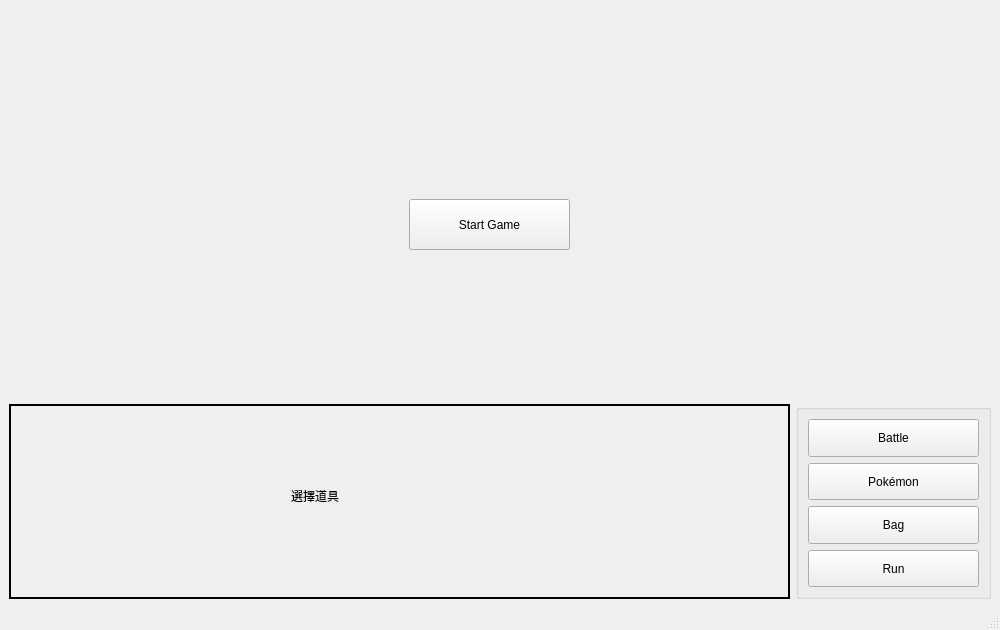
Qt form project/gamemainwindow.ui (jeang-bo-yuan/NTUST-OOP-Project3-Pokemon) before a commit.
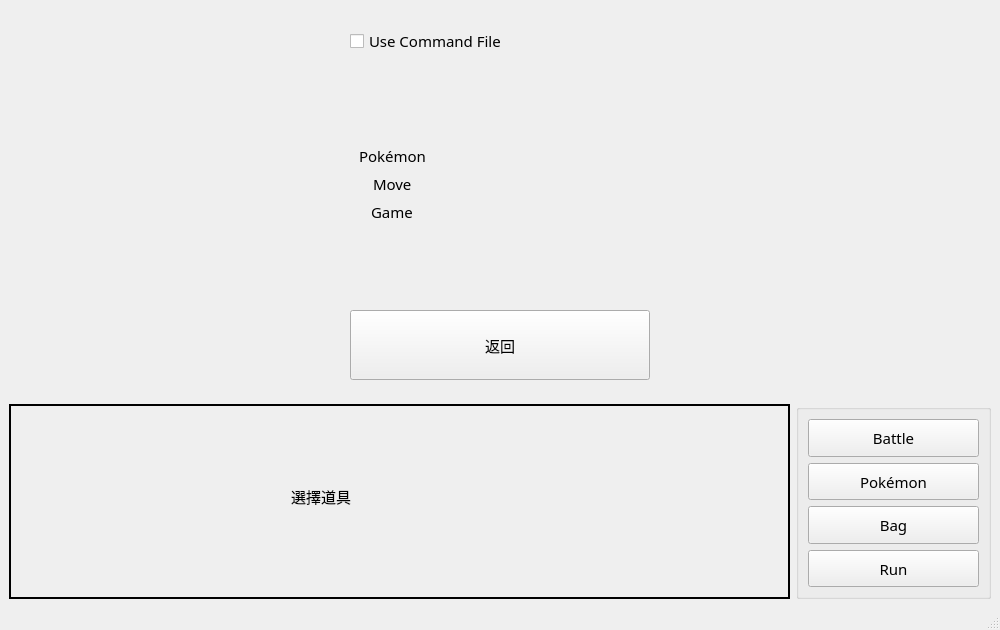
The same form after that commit. The open tabs and pages were chosen to show the change. Custom widgets are drawn as their Qt base class.

Patch:
```diff
--- a/project/gamemainwindow.ui
+++ b/project/gamemainwindow.ui
@@ -20,6 +20,13 @@
    <string>GameMainWindow</string>
   </property>
   <widget class="QWidget" name="centralwidget">
+   <property name="font">
+    <font>
+     <family>Source Code Pro</family>
+     <pointsize>11</pointsize>
+     <bold>false</bold>
+    </font>
+   </property>
    <layout class="QVBoxLayout" name="verticalLayout" stretch="2,1">
     <item>
      <widget class="QStackedWidget" name="mainStack">
@@ -27,19 +34,190 @@
        <number>0</number>
       </property>
       <widget class="QWidget" name="pregame">
-       <widget class="QPushButton" name="buttonStartGame">
-        <property name="geometry">
-         <rect>
-          <x>400</x>
-          <y>190</y>
-          <width>161</width>
-          <height>51</height>
-         </rect>
-        </property>
-        <property name="text">
-         <string>Start Game</string>
-        </property>
-       </widget>
+       <layout class="QHBoxLayout" name="horizontalLayout_4" stretch="1,1,1">
+        <item>
+         <widget class="QWidget" name="widget" native="true"/>
+        </item>
+        <item>
+         <widget class="QStackedWidget" name="settingStack">
+          <property name="sizePolicy">
+           <sizepolicy hsizetype="Preferred" vsizetype="Preferred">
+            <horstretch>0</horstretch>
+            <verstretch>0</verstretch>
+           </sizepolicy>
+          </property>
+          <property name="currentIndex">
+           <number>0</number>
+          </property>
+          <widget class="QWidget" name="pageInit">
+           <layout class="QVBoxLayout" name="verticalLayout_4">
+            <item>
+             <widget class="QPushButton" name="buttonSetting">
+              <property name="sizePolicy">
+               <sizepolicy hsizetype="Minimum" vsizetype="Preferred">
+                <horstretch>0</horstretch>
+                <verstretch>0</verstretch>
+               </sizepolicy>
+              </property>
+              <property name="maximumSize">
+               <size>
+                <width>16777215</width>
+                <height>70</height>
+               </size>
+              </property>
+              <property name="text">
+               <string>選單</string>
+              </property>
+             </widget>
+            </item>
+            <item>
+             <widget class="QPushButton" name="buttonStartGame">
+              <property name="sizePolicy">
+               <sizepolicy hsizetype="Minimum" vsizetype="Preferred">
+                <horstretch>0</horstretch>
+                <verstretch>0</verstretch>
+               </sizepolicy>
+              </property>
+              <property name="maximumSize">
+               <size>
+                <width>16777215</width>
+                <height>70</height>
+               </size>
+              </property>
+              <property name="text">
+               <string>Start Game</string>
+              </property>
+             </widget>
+            </item>
+           </layout>
+          </widget>
+          <widget class="QWidget" name="pageSetting">
+           <layout class="QVBoxLayout" name="verticalLayout_2" stretch="1,2,1">
+            <item>
+             <widget class="QCheckBox" name="checkBoxCmdFile">
+              <property name="sizePolicy">
+               <sizepolicy hsizetype="Minimum" vsizetype="Fixed">
+                <horstretch>0</horstretch>
+                <verstretch>0</verstretch>
+               </sizepolicy>
+              </property>
+              <property name="text">
+               <string>Use Command File</string>
+              </property>
+             </widget>
+            </item>
+            <item>
+             <widget class="QStackedWidget" name="fileStack">
+              <property name="frameShape">
+               <enum>QFrame::NoFrame</enum>
+              </property>
+              <property name="currentIndex">
+               <number>0</number>
+              </property>
+              <widget class="QWidget" name="pageFile1">
+               <layout class="QFormLayout" name="formLayout">
+                <property name="labelAlignment">
+                 <set>Qt::AlignBottom|Qt::AlignHCenter</set>
+                </property>
+                <property name="formAlignment">
+                 <set>Qt::AlignCenter</set>
+                </property>
+                <property name="topMargin">
+                 <number>11</number>
+                </property>
+                <item row="1" column="0">
+                 <widget class="QLabel" name="label_4">
+                  <property name="text">
+                   <string>Pokémon</string>
+                  </property>
+                  <property name="alignment">
+                   <set>Qt::AlignBottom|Qt::AlignLeading|Qt::AlignLeft</set>
+                  </property>
+                 </widget>
+                </item>
+                <item row="1" column="1">
+                 <widget class="FileSelecter" name="filePokemon" native="true"/>
+                </item>
+                <item row="2" column="0">
+                 <widget class="QLabel" name="label_5">
+                  <property name="text">
+                   <string>Move</string>
+                  </property>
+                  <property name="alignment">
+                   <set>Qt::AlignBottom|Qt::AlignLeading|Qt::AlignLeft</set>
+                  </property>
+                 </widget>
+                </item>
+                <item row="2" column="1">
+                 <widget class="FileSelecter" name="fileMove" native="true"/>
+                </item>
+                <item row="3" column="0">
+                 <widget class="QLabel" name="label_6">
+                  <property name="text">
+                   <string>Game</string>
+                  </property>
+                  <property name="alignment">
+                   <set>Qt::AlignBottom|Qt::AlignLeading|Qt::AlignLeft</set>
+                  </property>
+                 </widget>
+                </item>
+                <item row="3" column="1">
+                 <widget class="FileSelecter" name="fileGame" native="true"/>
+                </item>
+               </layout>
+              </widget>
+              <widget class="QWidget" name="pageFile2">
+               <layout class="QFormLayout" name="formLayout_2">
+                <property name="labelAlignment">
+                 <set>Qt::AlignBottom|Qt::AlignHCenter</set>
+                </property>
+                <property name="formAlignment">
+                 <set>Qt::AlignCenter</set>
+                </property>
+                <item row="0" column="0">
+                 <widget class="QLabel" name="label_7">
+                  <property name="text">
+                   <string>Command File</string>
+                  </property>
+                  <property name="alignment">
+                   <set>Qt::AlignBottom|Qt::AlignLeading|Qt::AlignLeft</set>
+                  </property>
+                 </widget>
+                </item>
+                <item row="0" column="1">
+                 <widget class="FileSelecter" name="fileCmdFile" native="true"/>
+                </item>
+               </layout>
+              </widget>
+             </widget>
+            </item>
+            <item>
+             <widget class="QPushButton" name="buttonBackToMain">
+              <property name="sizePolicy">
+               <sizepolicy hsizetype="Minimum" vsizetype="Preferred">
+                <horstretch>0</horstretch>
+                <verstretch>0</verstretch>
+               </sizepolicy>
+              </property>
+              <property name="maximumSize">
+               <size>
+                <width>16777215</width>
+                <height>70</height>
+               </size>
+              </property>
+              <property name="text">
+               <string>返回</string>
+              </property>
+             </widget>
+            </item>
+           </layout>
+          </widget>
+         </widget>
+        </item>
+        <item>
+         <widget class="QWidget" name="widget_2" native="true"/>
+        </item>
+       </layout>
       </widget>
       <widget class="QWidget" name="playing"/>
      </widget>
@@ -172,7 +350,7 @@
               <rect>
                <x>280</x>
                <y>80</y>
-               <width>63</width>
+               <width>121</width>
                <height>20</height>
               </rect>
              </property>
@@ -290,6 +468,12 @@
    <extends>QPlainTextEdit</extends>
    <header>LogWindow.h</header>
   </customwidget>
+  <customwidget>
+   <class>FileSelecter</class>
+   <extends>QWidget</extends>
+   <header>FileSelecter.h</header>
+   <container>1</container>
+  </customwidget>
  </customwidgets>
  <resources/>
  <connections/>
```
